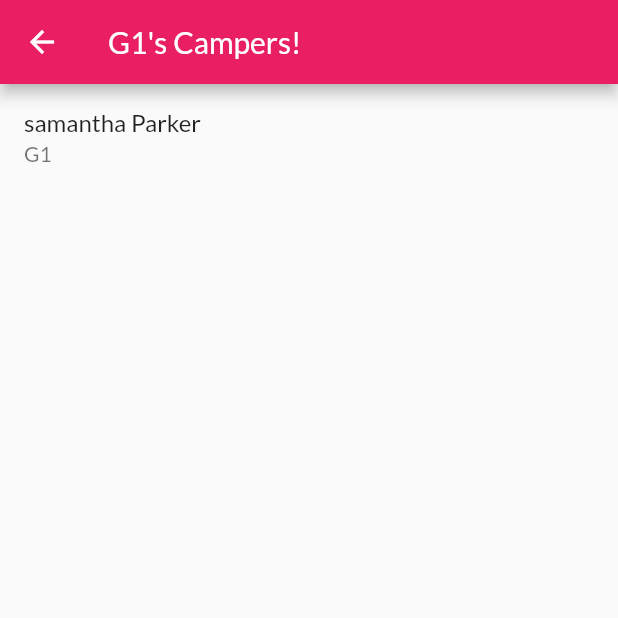
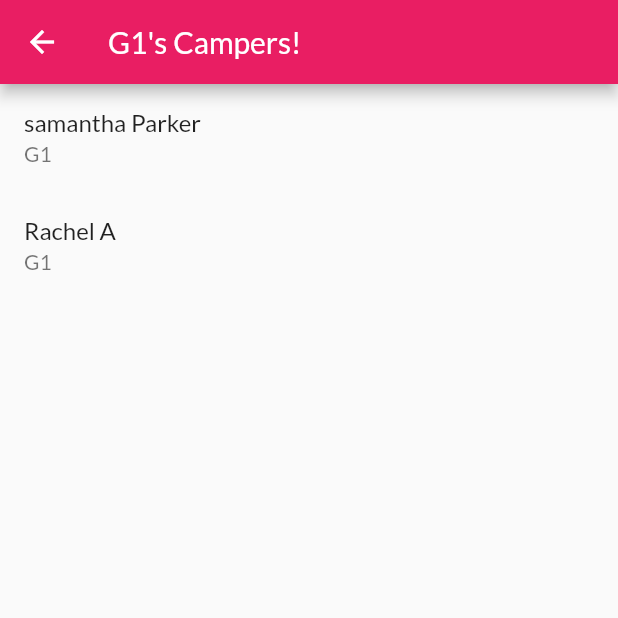
Before and after one commit to melikebilen/daily_camp_activities, a Flutter app: the CounselorLoginScreen screen opened by its route, after a tap on "G1", on a phone screen of 412 x 824 dp, the top half of it. Run offline on Flutter 3.47's test engine with Material 2 defaults, Android fonts, the phone set to English and light mode, and no system bars.

Commit message:
choosing activities for each camper/seeing campers of each bunk seperately

```diff
--- a/lib/main.dart
+++ b/lib/main.dart
@@ -8,6 +8,7 @@ import './screens/admin_login_screen.dart';
 import './screens/edit_activities_screen.dart';
 import './screens/add_activity_screen.dart';
 import './screens/chosen_bunks_campers_screen.dart';
+import './screens/camper_daily_activity_screen.dart';
 
 import './providers/Activities.dart';
 import './providers/Campers.dart';
@@ -45,6 +46,7 @@ class MyApp extends StatelessWidget {
           ),
           home: LoginScreen(),
           routes: {
+            CamperDailyActivityScreen.routeName:(ctx)=> CamperDailyActivityScreen(),
             CounselorLoginScreen.routeName: (ctx) => CounselorLoginScreen(),
             ActivitiesScreen.routeName: (ctx)=> ActivitiesScreen(),
             AdminLoginScreen.routeName: (ctx)=> AdminLoginScreen(),
--- a/lib/providers/Bunk.dart
+++ b/lib/providers/Bunk.dart
@@ -1,19 +1,19 @@
-import 'package:flutter/cupertino.dart';
+// import 'package:flutter/cupertino.dart';
 
-import 'Camper.dart';
-import 'Counselors.dart';
-import 'Counselor.dart';
-import 'package:provider/provider.dart';
+// import 'Camper.dart';
+// import 'Counselors.dart';
+// import 'Counselor.dart';
+// import 'package:provider/provider.dart';
 
-class Bunk{
- // final id; Database için eklenebilir
-  final String name;
- //  List<Camper> campers=[];
- //  List<Counselor> counselors=[];
-  Bunk(this.name);
+// class Bunk{
+//  // final id; Database için eklenebilir
+//   final String name;
+//  //  List<Camper> campers=[];
+//  //  List<Counselor> counselors=[];
+//   Bunk(this.name);
 
 
 
- //each class will have counselors and campers!
+//  //each class will have counselors and campers!
 
-}
+// }
--- a/lib/providers/Bunks.dart
+++ b/lib/providers/Bunks.dart
@@ -4,26 +4,30 @@ import 'Bunk.dart';
 
 class Bunks extends ChangeNotifier{
 
-  static List<Bunk> bunks = [
-  Bunk('G1'),
-  Bunk('G2'),
-  Bunk('G3'),
-  Bunk('G4'),
+
+
+  List<String> bunks = [
+ 'G1','G2','G3','G4',
 ];
 
-//   List<String> bunks = [
-//  'G1','G2','G3','G4'
+
+ List<String> get bunkList{
+   return [...bunks];
+ }
+
+
+
+
+
+//   static List<String> bunks = [
+//   Bunk('G1'),
+//   Bunk('G2'),
+//   Bunk('G3'),
+//   Bunk('G4'),
 // ];
 
-
-//  List<String> get bunkList{
+//  List<Bunk> get bunkList{
 //    return [...bunks];
 //  }
 
-
-
- List<Bunk> get bunkList{
-   return [...bunks];
- }
-
 }
--- a/lib/providers/Camper.dart
+++ b/lib/providers/Camper.dart
@@ -5,7 +5,7 @@ class Camper{
   final String id;
   final String name;
   final String surname;
-  final Bunk bunk;  // final Bunk bunk;
+  final String bunk;  // final Bunk bunk;
   List<Activity> dailyActivitiesOfCamper=[];
   //Also the activities they will choose!
 
--- a/lib/providers/Campers.dart
+++ b/lib/providers/Campers.dart
@@ -9,22 +9,34 @@ class Campers extends ChangeNotifier {
 
 final List<Camper> campers = [
   Camper(
-    id:'camper1',
+    id:DateTime.now().toString(),
     name:'samantha',
     surname:'Parker',
-    bunk: Bunks.bunks[0]),
+    bunk: 'G1'),
 
     Camper(
-    id:'camper2',
+    id:DateTime.now().toString(),
     name:'Elizabeth',
     surname:'Green',
-    bunk: Bunks.bunks[1]),
+    bunk:'G3'),
 
     Camper(
-    id:'camper3',
+    id:DateTime.now().toString(),
     name:'Rachel',
     surname:'A',
-    bunk: Bunks.bunks[2],),
+    bunk: 'G1'),
+
+    Camper(
+    id:DateTime.now().toString(),
+    name:'BCD',
+    surname:'ABC',
+    bunk: 'G4'),
+
+    Camper(
+    id:DateTime.now().toString(),
+    name:'44444444444444',
+    surname:'ABC',
+    bunk: 'G4'),
 ];
 
 
--- a/lib/providers/Counselor.dart
+++ b/lib/providers/Counselor.dart
@@ -6,7 +6,7 @@ class Counselor {
   final String id;
   final String name;
   final String surname;
-  final Bunk bunk;
+  final String bunk; //Bunk 'tı
 
   String username=''; //"$name.$surname.2020";
   String password=''; //"$name.$surname.2020";
--- a/lib/providers/Counselors.dart
+++ b/lib/providers/Counselors.dart
@@ -8,8 +8,8 @@ import 'Counselor.dart';
 class Counselors extends ChangeNotifier {
 
  List<Counselor> _counselors=[
-   Counselor(name: 'Melike',surname: 'Bilen',id: DateTime.now().toString(),bunk: Bunks.bunks[0]),
-   Counselor(name: 'Selin',surname: 'Çerkez',id: DateTime.now().toString(),bunk: Bunks.bunks[1]),
+   Counselor(name: 'Melike',surname: 'Bilen',id: DateTime.now().toString(),bunk: 'G2' ),
+   Counselor(name: 'Selin',surname: 'Çerkez',id: DateTime.now().toString(),bunk: 'G1'),
  ];
 
 
--- /dev/null
+++ b/lib/screens/camper_daily_activity_screen.dart
@@ -0,0 +1,44 @@
+import 'package:flutter/material.dart';
+import 'package:provider/provider.dart';
+import '../providers/Activities.dart';
+import '../providers/Activity.dart';
+import '../providers/Campers.dart';
+import '../providers/Camper.dart';
+
+class CamperDailyActivityScreen extends StatefulWidget {
+  static const routeName = '/camper-daily-activity';
+
+  @override
+  _CamperDailyActivityScreenState createState() =>
+      _CamperDailyActivityScreenState();
+}
+
+class _CamperDailyActivityScreenState extends State<CamperDailyActivityScreen> {
+  @override
+  Widget build(BuildContext context) {
+
+    Camper chosenCamper = ModalRoute.of(context).settings.arguments;
+    chosenCamper.dailyActivitiesOfCamper = [null, null, null];
+
+
+    return Scaffold(
+      appBar: AppBar(
+        title: Text('${chosenCamper.name}\'s activities for today!'),
+      ),
+      body: DropdownButton<Activity>(
+        hint: Text('Minor 1'),
+        //value: chosenCamper.dailyActivitiesOfCamper[0],
+        onChanged: (Activity chosen) {
+          setState(() {
+           chosenCamper.dailyActivitiesOfCamper[0] = chosen;
+          });
+        },
+        items: Provider.of<Activities>(context).activities1.map((act) {
+          return DropdownMenuItem<Activity>(
+            child: Text(act.name),
+          );
+        }).toList(),
+      ),
+    );
+  }
+}
--- a/lib/screens/chosen_bunks_campers_screen.dart
+++ b/lib/screens/chosen_bunks_campers_screen.dart
@@ -10,20 +10,18 @@ class ChosenBunksCampersScreen extends StatelessWidget {
   static const routeName = '/chosen-bunks-campers-screen';
   @override
   Widget build(BuildContext context) {
-    String nameOfBunk=ModalRoute.of(context).settings.arguments; //Bunk'ın adını biliyorum
-
+    final String nameOfBunk=ModalRoute.of(context).settings.arguments; //Bunk'ın adını biliyorum
 
     final campersList=Provider.of<Campers>(context,listen: false);
 
-    List<Camper> uniqueBunk = [...campersList.campers.where((camper){ return camper.bunk.name == nameOfBunk;})];
+     List<Camper> campersInASpecificBunk= [...campersList.campers.where((c){ return (nameOfBunk==c.bunk);})];
 
     return Scaffold(
       appBar:AppBar(title: Text('$nameOfBunk\'s Campers!'),),
       body: ListView.builder(
-      itemCount: uniqueBunk.length,
-      itemBuilder:(context,index){
-      //CamperItem(index).while(campersData.campers[index].bunk.name== nameOfBunk)
-        return CamperItem(index) ;
+      itemCount:campersInASpecificBunk.length,
+      itemBuilder:(_,index){
+        return CamperItem(index, campersInASpecificBunk) ;
       } ),
 
 
--- a/lib/screens/counselor_login_screen.dart
+++ b/lib/screens/counselor_login_screen.dart
@@ -24,14 +24,14 @@ class CounselorLoginScreen extends StatelessWidget {
                 title: Text(
                   Provider.of<Bunks>(context, listen: false)
                       .bunkList[index]
-                      .name,
+                      ,
                   style: TextStyle(fontSize: 20),
                 ),
                 onTap: () => Navigator.of(context).pushNamed(
                     ChosenBunksCampersScreen.routeName,
                     arguments: Provider.of<Bunks>(context, listen: false)
                         .bunkList[index]
-                        .name),
+                        ),
               );
             }));
   }
--- a/lib/widgets/CamperItem.dart
+++ b/lib/widgets/CamperItem.dart
@@ -1,16 +1,20 @@
 import 'package:flutter/material.dart';
 import 'package:provider/provider.dart';
 import '../providers/Campers.dart';
+import '../providers/Camper.dart';
+import '../screens/camper_daily_activity_screen.dart';
 class CamperItem extends StatelessWidget {
  final int index;
-CamperItem(this.index);
+ final List<Camper> campersInASpecificBunk;
+CamperItem(this.index,this.campersInASpecificBunk);
   @override
   Widget build(BuildContext context) {
-    final campersData=Provider.of<Campers>(context,listen: false);
     return ListTile(
-      // onTap: , KAMPÇININ AKTİVİTELERİNİ SEÇMESİNİ SAĞLAYACAK KISMA GEÇ!
-      title:Text('${campersData.campers[index].name} ${campersData.campers[index].surname}'),
-      subtitle: Text('${campersData.campers[index].bunk.name} ',
+      enabled: true,
+      onTap:()=> Navigator.of(context).pushReplacementNamed(CamperDailyActivityScreen.routeName,arguments: campersInASpecificBunk[index]),
+      title:Text('${campersInASpecificBunk[index].name} ${campersInASpecificBunk[index].surname}'),
+      subtitle: Text('${campersInASpecificBunk[index].bunk} ',
+
     ));
   }
 }
```
